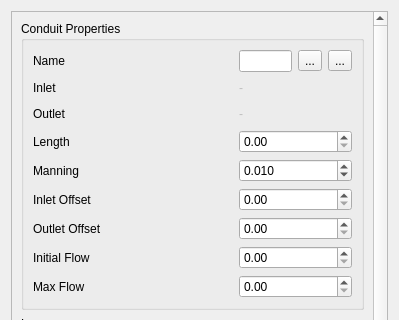
First picture: the form in flo2d/ui/conduit_attributes.ui, repository FLO-2DSoftware/qgis-flo-2d-plugin, before the edit; both pictures show x 0 to 399 and y 0 to 320 of the 399 by 683 pixel window.
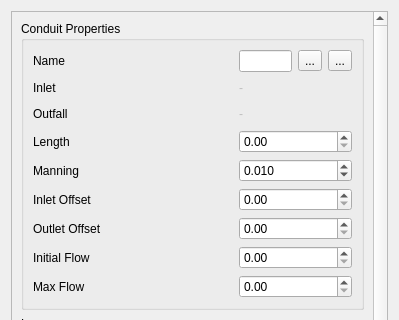
Second picture: the form after the edit. Icons and pictures are not drawn.

Commit message: Changed outlet to outfall

Patch:
```diff
--- a/flo2d/ui/conduit_attributes.ui
+++ b/flo2d/ui/conduit_attributes.ui
@@ -68,7 +68,7 @@
             <item row="2" column="0">
              <widget class="QLabel" name="label_3">
               <property name="text">
-               <string>Outlet</string>
+               <string>Outfall</string>
               </property>
              </widget>
             </item>
```
The commit also changes 11 other files.
